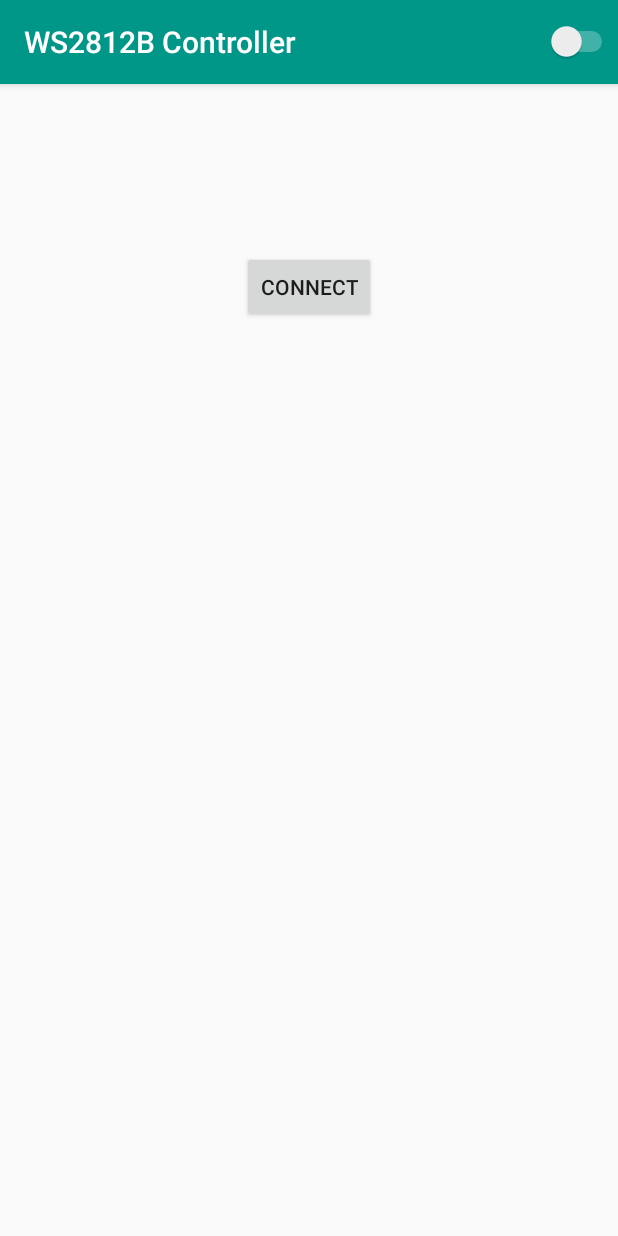
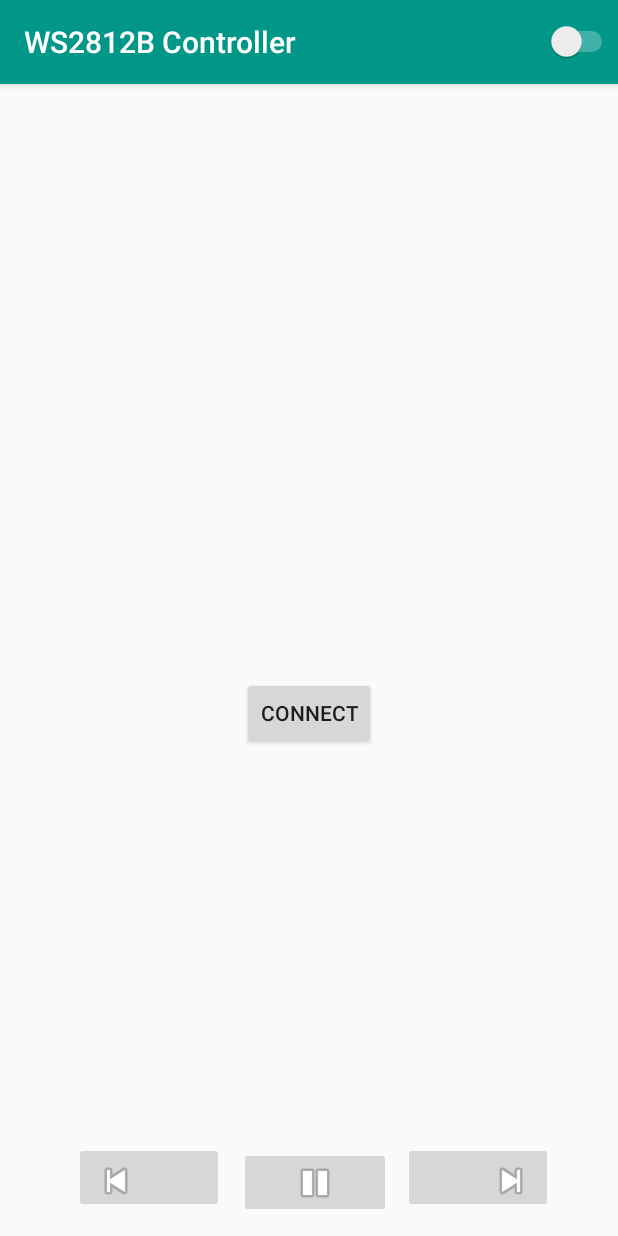
Before and after one commit to Guha5277/LedStripController, an Android app: the ControlActivity screen opened directly, with no data from a screen before it, on a phone screen of 412 x 824 dp. Run offline under Robolectric (Android 15) with nearby library versions, the phone set to English and light mode, and no system bars; 3 statements that could not run were skipped.

Commit message:
Добавлены и настроены графические элементы

```diff
--- a/WS2812B_Android/app/src/main/java/com/guhafun/ws2812bcontroller/ControlActivity.java
+++ b/WS2812B_Android/app/src/main/java/com/guhafun/ws2812bcontroller/ControlActivity.java
@@ -32,7 +32,7 @@ public class ControlActivity extends AppCompatActivity {
     private static OutputStream mOutputStream;
     private static InputStream mIntputStream;
 
-    protected static boolean isNeedToStopInputThread = true;
+    protected static boolean isNeedToStopInputThread = false;
 
     private int reconnectCount = 1;
 
@@ -106,6 +106,7 @@ public class ControlActivity extends AppCompatActivity {
         registerReceiver(connectionStatusChanged, new IntentFilter(BluetoothDevice.ACTION_ACL_DISCONNECTED));
         registerReceiver(connectionStatusChanged, new IntentFilter(BluetoothDevice.ACTION_ACL_CONNECTED));
 
+        isNeedToStopInputThread = false;
         InputThread inThread = new InputThread(mIntputStream);
         inThread.start();
 
@@ -207,10 +208,12 @@ public class ControlActivity extends AppCompatActivity {
         controlMenu = menu;
         getMenuInflater().inflate(R.menu.menu_control, menu);
         if(!isNeedToStopInputThread) {
-            controlMenu.findItem(R.id.btnRefresh).setEnabled(true);
+            controlMenu.findItem(R.id.swtOnOff).setEnabled(true);
+            controlMenu.findItem(R.id.swtOnOff).setChecked(true);
         }
         else{
-            controlMenu.findItem(R.id.btnRefresh).setEnabled(false);
+            controlMenu.findItem(R.id.swtOnOff).setEnabled(false);
+            controlMenu.findItem(R.id.swtOnOff).setChecked(false);
         }
         return super.onPrepareOptionsMenu(menu);
     }
--- a/WS2812B_Android/app/src/main/java/com/guhafun/ws2812bcontroller/MainActivity.java
+++ b/WS2812B_Android/app/src/main/java/com/guhafun/ws2812bcontroller/MainActivity.java
@@ -105,7 +105,7 @@ public class MainActivity extends AppCompatActivity {
 
         //Проверяем, поддерживает ли устройство функцию блютуз вообще...
         //... если поддержка есть, то заправшиваем у пользователя включение блютуз
-        if (bluetoothLocal != null){
+        if (bluetoothLocal != null) {
             requestBTEnable();
         }
         //... если его нет, то выводим сообщение об ошибке...
@@ -125,15 +125,15 @@ public class MainActivity extends AppCompatActivity {
         }
 
         //Инициализация Handler'a
-        handler = new Handler(){
+        handler = new Handler() {
             @Override
             public void handleMessage(Message msg) {
                 super.handleMessage(msg);
                 //По результатам сообщения(0 - ошибка подключения и 1 - соединение установлено...
-                switch(msg.what){
+                switch (msg.what) {
                     case 0:
                         //... В случае ошибки подключения, закрываем диалог и выводим сообщение об ошибке
-                        if(mProgressDialog != null && mProgressDialog.isShowing()){
+                        if (mProgressDialog != null && mProgressDialog.isShowing()) {
                             mProgressDialog.dismiss();
                             Toast.makeText(MainActivity.this, "Не удалось установить соединение!", Toast.LENGTH_SHORT).show();
                             Log.d(TAG, "MainActivity: Не удалось установить соединение! Проверьте доступность Bluetooth-устройства");
@@ -143,7 +143,7 @@ public class MainActivity extends AppCompatActivity {
                         //... В случае успешного подключения, закрываем диалог и вызываем ControlActivity
                         Intent intent = new Intent(MainActivity.this, ControlActivity.class);
                         startActivity(intent);
-                        if(mProgressDialog != null && mProgressDialog.isShowing()) {
+                        if (mProgressDialog != null && mProgressDialog.isShowing()) {
                             mProgressDialog.dismiss();
                         }
                         break;
@@ -153,7 +153,10 @@ public class MainActivity extends AppCompatActivity {
 
         //Регистрируем слушателя изменений состояния блютуз
         registerReceiver(btStateChangeBR, new IntentFilter(BluetoothAdapter.ACTION_STATE_CHANGED));
-        IntentFilter fdsfds = new IntentFilter();
+
+        //Задаем слушателя для событий нажатия на элементы списка
+        pairedListView.setOnItemClickListener(itemClickListener);
+        discoveredListView.setOnItemClickListener(itemClickListener);
 
         Log.d(TAG, "MainActivity создано");
     }
@@ -166,7 +169,7 @@ public class MainActivity extends AppCompatActivity {
             String adapterName = itemHashMap.get(ADAPTER_NAME);
             String adapterMac = itemHashMap.get(ADAPTER_MAC);
 
-            if (BluetoothAdapter.checkBluetoothAddress(adapterMac)){
+            if (BluetoothAdapter.checkBluetoothAddress(adapterMac)) {
                 Log.d(TAG, "MainActivity: MAC-адресс: " + adapterMac + " имеет валидный формат!");
                 BluetoothDevice device = bluetoothLocal.getRemoteDevice(adapterMac);
                 Log.d(TAG, "MainActivity: Bluetooth устройство: " + device.getName() + ", MAC: " + device.getAddress() + " успешно инициализировано!");
@@ -174,7 +177,7 @@ public class MainActivity extends AppCompatActivity {
 
                 //Проверяем, включен ли блютуз перед подключением
                 if (bluetoothLocal.isEnabled()) {
-                    Log.d(TAG, "MainActivity: подключение к " + device.getName() + ", " + device.getAddress() + "..." );
+                    Log.d(TAG, "MainActivity: подключение к " + device.getName() + ", " + device.getAddress() + "...");
 
                     //Создаем диалог информирующий пользователя о инициации подключения
                     mProgressDialog = new ProgressDialog(MainActivity.this);
@@ -185,13 +188,11 @@ public class MainActivity extends AppCompatActivity {
 
                     tryToConnect = new ConnectThread(device, handler);
                     tryToConnect.start();
-                }
-                else{
+                } else {
                     Log.d(TAG, "MainActivity: ошибка подключения к " + device.getName() + "! Bluetooth Adapter отключен!");
                     Toast.makeText(MainActivity.this, "Для подключения к устройству включите Bluetooth!", Toast.LENGTH_SHORT).show();
                 }
-            }
-            else{
+            } else {
                 Log.d(TAG, "MainActivity: MAC-адрес: " + adapterMac + "имеет неверный формат!");
             }
 
@@ -212,7 +213,7 @@ public class MainActivity extends AppCompatActivity {
         }
 
         //Иначе - запускаем процесс поиска новых устройств
-        else{
+        else {
             bluetoothLocal.startDiscovery();
         }
     }
@@ -240,10 +241,9 @@ public class MainActivity extends AppCompatActivity {
     public boolean onCreateOptionsMenu(Menu menu) {
         myMenu = menu;
         getMenuInflater().inflate(R.menu.main, menu);
-        if(bluetoothLocal.isEnabled()) {
+        if (bluetoothLocal.isEnabled()) {
             myMenu.findItem(R.id.btnRefresh).setEnabled(true);
-        }
-        else{
+        } else {
             myMenu.findItem(R.id.btnRefresh).setEnabled(false);
         }
         return super.onPrepareOptionsMenu(menu);
@@ -251,8 +251,8 @@ public class MainActivity extends AppCompatActivity {
 
     //Обработка нажатий на элементы меню
     @Override
-    public boolean onOptionsItemSelected(MenuItem item){
-        switch(item.getItemId()){
+    public boolean onOptionsItemSelected(MenuItem item) {
+        switch (item.getItemId()) {
             case R.id.btnRefresh:
                 checkLocationPermission();
                 break;
@@ -261,14 +261,13 @@ public class MainActivity extends AppCompatActivity {
     }
 
     //Метод, который проверяет включен ли Bluetooth и если нет, то отправляет пользователю запрос на его включение
-    private void requestBTEnable(){
-        if(!bluetoothLocal.isEnabled()){
+    private void requestBTEnable() {
+        if (!bluetoothLocal.isEnabled()) {
             Intent enableBtIntent = new Intent(BluetoothAdapter.ACTION_REQUEST_ENABLE);
 
             startActivityForResult(enableBtIntent, REQUEST_ENABLE_BT);
 
-        }
-        else{
+        } else {
             updateListOfDevices(pairedAdapter, null, pairedListView, false);
             //pairedTextView.setVisibility(View.VISIBLE);
         }
@@ -276,7 +275,7 @@ public class MainActivity extends AppCompatActivity {
 
     //Метод, который обрабатывает результаты вызова метода startActivityForResult     <---- нужно доработать requestCode(код запроса)
     @Override
-    protected void onActivityResult(int requestCode, int resultCode, Intent data){
+    protected void onActivityResult(int requestCode, int resultCode, Intent data) {
         //Если пользователь включил блютуз, то происходит настройка ГПИ
         if (resultCode == Activity.RESULT_OK) {
             myMenu.findItem(R.id.btnRefresh).setEnabled(true);
@@ -294,7 +293,7 @@ BroadcastReceiver discoveryBR = new BroadcastReceiver() {
         private final String DISCOVERY_FOUND = BluetoothDevice.ACTION_FOUND;
 
         @Override
-    public void onReceive(Context context, Intent intent){
+        public void onReceive(Context context, Intent intent) {
             String action = intent.getAction();
             if (action != null) {
                 switch (action) {
@@ -332,40 +331,39 @@ BroadcastReceiver btStateChangeBR = new BroadcastReceiver() {
             int prevState = intent.getIntExtra(BluetoothAdapter.EXTRA_PREVIOUS_STATE, -1);
 
             //Если текущее состояние BT стало STATE_OFF а было STATE_ON, то выводим всплывающее собщение...
-        if (currState == OFF && prevState == ON){
+            if (currState == OFF && prevState == ON) {
                 //Обновляем список сопряженных устройств
-            updateListView(pairedAdapter,false,false, R.layout.header_deactivate,false, View.VISIBLE, Color.GRAY);
+                updateListView(pairedAdapter, false, false, R.layout.header_deactivate, false, View.VISIBLE, Color.GRAY);
 
                 //Выводим всплывающее сообщение с предложением включить Bluetooth
                 Toast.makeText(MainActivity.this, "Для продолжения работы, включите Bluetooth!", Toast.LENGTH_SHORT).show();
             }
             //Если текущее состояние BT стало STATE_ON..
-        if(currState == ON){
+            if (currState == ON) {
                 //Обновляем список сопряженных устройств
-            updateListView(pairedAdapter, true,true, R.layout.header,true, View.VISIBLE, Color.BLACK);
+                updateListView(pairedAdapter, true, true, R.layout.header, true, View.VISIBLE, Color.BLACK);
             }
 
         }
     };
 
     //Метод который обновляет список устройств
-private void updateListOfDevices(SimpleAdapter adapter, BluetoothDevice device, ListView listView, boolean isNeedToClearList){
-    if(isNeedToClearList) {
+    private void updateListOfDevices(SimpleAdapter adapter, BluetoothDevice device, ListView listView, boolean isNeedToClearList) {
+        if (isNeedToClearList) {
             //Очищаем хэш-таблицу со списком устройств, чтобы исключить клонирование элементов
             pairedHashList.clear();
         }
 
-    if(device == null) {
+        if (device == null) {
             //Получаем список сопряженных устройств, хранящийся локально
-        Set<BluetoothDevice>  pairedDevice = bluetoothLocal.getBondedDevices();
+            Set<BluetoothDevice> pairedDevice = bluetoothLocal.getBondedDevices();
             // pairedDevCount = pairedDevice.
             //перебираем список сопряженных устройств и добавляем их в хэш-таблицу
-        if (pairedDevice.size() == 0){
+            if (pairedDevice.size() == 0) {
                 pairedTextView.setVisibility(View.INVISIBLE);
-            pairedTextView.setPadding(0,0,0,0);
+                pairedTextView.setPadding(0, 0, 0, 0);
                 pairedTextView.setHeight(0);
-        }
-        else {
+            } else {
                 pairedTextView.setVisibility(View.VISIBLE);
                 for (BluetoothDevice mDevice : pairedDevice) {
                     hashMap = new HashMap<>();
@@ -374,11 +372,10 @@ private void updateListOfDevices(SimpleAdapter adapter, BluetoothDevice device,
                     pairedHashList.add(hashMap);
                 }
             }
-    }
-    else {
+        } else {
             hashMap = new HashMap<>();
             hashMap.put(ADAPTER_NAME, device.getName());
-        hashMap.put(ADAPTER_MAC,  device.getAddress());
+            hashMap.put(ADAPTER_MAC, device.getAddress());
             pairedHashList.add(hashMap);
         }
 
@@ -387,9 +384,9 @@ private void updateListOfDevices(SimpleAdapter adapter, BluetoothDevice device,
         adapter.notifyDataSetChanged();
     }
 
-private void updateListView(SimpleAdapter adapter, boolean isNeedToUpdateList, boolean isNeedToClearList, int layoutResourceID, boolean setEnabled, int visible, int setColor){
+    private void updateListView(SimpleAdapter adapter, boolean isNeedToUpdateList, boolean isNeedToClearList, int layoutResourceID, boolean setEnabled, int visible, int setColor) {
 
-    if(isNeedToUpdateList) {
+        if (isNeedToUpdateList) {
             updateListOfDevices(adapter, null, pairedListView, isNeedToClearList);
         }
 
@@ -405,9 +402,12 @@ private void updateListView(SimpleAdapter adapter, boolean isNeedToUpdateList, b
     @Override
     protected void onStop() {
         super.onStop();
+
         //Убираем слушателя изменений состояния блютуз
         unregisterReceiver(btStateChangeBR);
         unregisterReceiver(discoveryBR);
+
+        Log.d(TAG, "MainActivity BoadcastReceiver деактивирован");
         Log.d(TAG, "MainActivity остановлено");
 
     }
@@ -421,9 +421,7 @@ private void updateListView(SimpleAdapter adapter, boolean isNeedToUpdateList, b
         registerReceiver(discoveryBR, new IntentFilter(BluetoothAdapter.ACTION_DISCOVERY_STARTED));
         registerReceiver(discoveryBR, new IntentFilter(BluetoothAdapter.ACTION_DISCOVERY_FINISHED));
 
-        //Задаем слушателя для событий нажатия на элементы списка
-        pairedListView.setOnItemClickListener(itemClickListener);
-        discoveredListView.setOnItemClickListener(itemClickListener);
+
         Log.d(TAG, "MainActivity возобновлено");
     }
 
--- a/WS2812B_Android/app/src/main/res/layout/activity_contlor.xml
+++ b/WS2812B_Android/app/src/main/res/layout/activity_contlor.xml
@@ -14,10 +14,66 @@
         android:layout_marginTop="8dp"
         android:layout_marginEnd="8dp"
         android:layout_marginBottom="8dp"
-        android:text="Connect"
+        android:text="@string/btnConnect"
+        app:layout_constraintBottom_toBottomOf="parent"
+        app:layout_constraintEnd_toEndOf="parent"
+        app:layout_constraintHorizontal_bias="0.501"
+        app:layout_constraintStart_toStartOf="parent"
+        app:layout_constraintTop_toTopOf="parent"
+        app:layout_constraintVertical_bias="0.55" />
+
+    <ImageButton
+        android:id="@+id/btnNext"
+        android:layout_width="100dp"
+        android:layout_height="47dp"
+        android:layout_marginStart="8dp"
+        android:layout_marginTop="8dp"
+        android:layout_marginEnd="72dp"
+        android:layout_marginBottom="8dp"
+        android:contentDescription="@string/btnNext"
+        android:longClickable="false"
+        android:scaleType="matrix"
+        android:scaleX="-1"
+        app:layout_constraintBottom_toBottomOf="parent"
+        app:layout_constraintEnd_toEndOf="parent"
+        app:layout_constraintHorizontal_bias="0.0"
+        app:layout_constraintStart_toEndOf="@+id/btnPause"
+        app:layout_constraintTop_toBottomOf="@+id/btnConnect"
+        app:layout_constraintVertical_bias="0.972"
+        app:srcCompat="@android:drawable/ic_media_previous" />
+
+    <ImageButton
+        android:id="@+id/btnPrev"
+        android:layout_width="100dp"
+        android:layout_height="47dp"
+        android:layout_marginStart="8dp"
+        android:layout_marginTop="8dp"
+        android:layout_marginEnd="8dp"
+        android:layout_marginBottom="8dp"
+        android:contentDescription="@string/btnPrev"
+        android:longClickable="false"
+        android:scaleType="matrix"
+        app:layout_constraintBottom_toBottomOf="parent"
+        app:layout_constraintEnd_toStartOf="@+id/btnPause"
+        app:layout_constraintHorizontal_bias="0.961"
+        app:layout_constraintStart_toStartOf="parent"
+        app:layout_constraintTop_toBottomOf="@+id/btnConnect"
+        app:layout_constraintVertical_bias="0.972"
+        app:srcCompat="@android:drawable/ic_media_previous" />
+
+    <ImageButton
+        android:id="@+id/btnPause"
+        android:layout_width="101dp"
+        android:layout_height="47dp"
+        android:layout_marginStart="8dp"
+        android:layout_marginTop="8dp"
+        android:layout_marginBottom="12dp"
+        android:contentDescription="@string/btnPause"
         app:layout_constraintBottom_toBottomOf="parent"
         app:layout_constraintEnd_toEndOf="parent"
         app:layout_constraintStart_toStartOf="parent"
-        app:layout_constraintTop_toTopOf="parent"
-        app:layout_constraintVertical_bias="0.147" />
+        app:layout_constraintTop_toBottomOf="@+id/btnConnect"
+        app:layout_constraintVertical_bias="1.0"
+        app:srcCompat="@android:drawable/ic_media_pause" />
+
 </android.support.constraint.ConstraintLayout>
--- a/WS2812B_Android/app/src/main/res/values/strings.xml
+++ b/WS2812B_Android/app/src/main/res/values/strings.xml
@@ -7,4 +7,8 @@
     <string name="pairedDevices">List of Paired Devices</string>
     <string name="discoveredDevices">List of Discovered Devices</string>
     <string name="swtOnOff">Switch</string>
+    <string name="btnConnect">Connect</string>
+    <string name="btnNext">Button Next</string>
+    <string name="btnPrev">Button prevision</string>
+    <string name="btnPause">Button Pause</string>
 </resources>
```
Also changed, not shown: 1 other file. Lines whose indentation alone changed are shown as unchanged.
